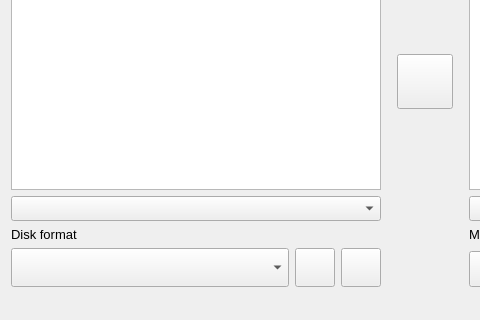
First picture: the form in src/mainwindow.ui, repository Ptr314/mfmtools, before the edit; both pictures show x 0 to 480 and y 380 to 700 of the 850 by 700 pixel window.
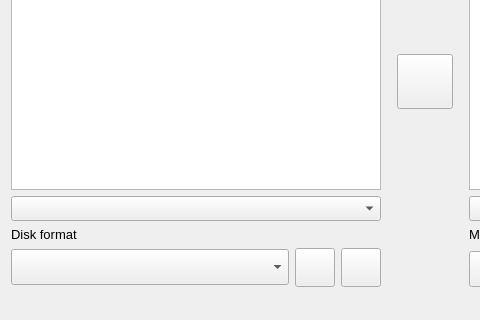
Second picture: the form after the edit. Icons and pictures are not drawn.

```diff
--- a/src/mainwindow.ui
+++ b/src/mainwindow.ui
@@ -30,7 +30,7 @@
      <verstretch>0</verstretch>
     </sizepolicy>
    </property>
-   <layout class="QHBoxLayout" name="horizontalLayout">
+   <layout class="QHBoxLayout" name="horizontalLayout" stretch="10,1,10">
     <item>
      <layout class="QVBoxLayout" name="verticalLayout_3">
       <item>
@@ -124,13 +124,26 @@
         <item>
          <widget class="QComboBox" name="leftFormatCombo">
           <property name="sizePolicy">
-           <sizepolicy hsizetype="Preferred" vsizetype="Preferred">
+           <sizepolicy hsizetype="Preferred" vsizetype="Fixed">
             <horstretch>0</horstretch>
             <verstretch>0</verstretch>
            </sizepolicy>
           </property>
+          <property name="minimumSize">
+           <size>
+            <width>0</width>
+            <height>36</height>
+           </size>
+          </property>
+          <property name="baseSize">
+           <size>
+            <width>0</width>
+            <height>0</height>
+           </size>
+          </property>
           <property name="font">
            <font>
+            <family>MS Shell Dlg 2</family>
             <pointsize>10</pointsize>
            </font>
           </property>
```
Left out of the diff: 40 changed lines with no effect on the pictures.
